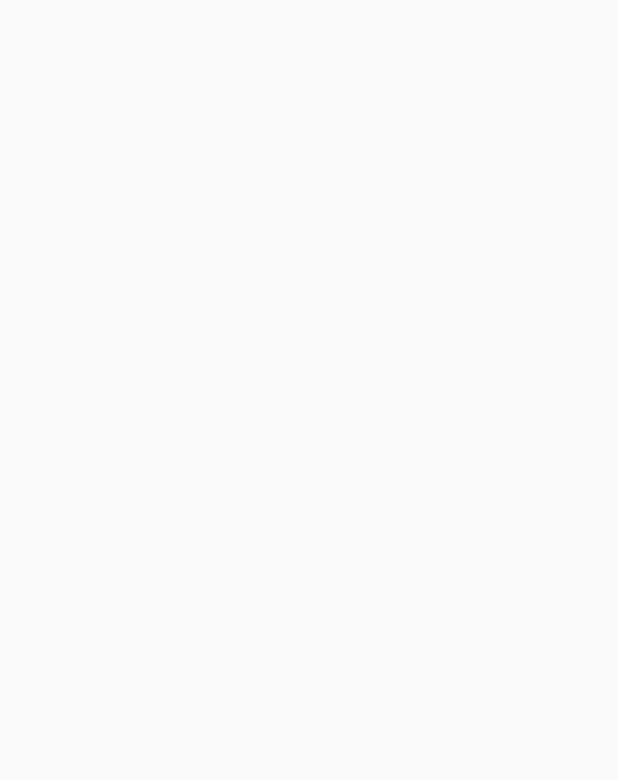
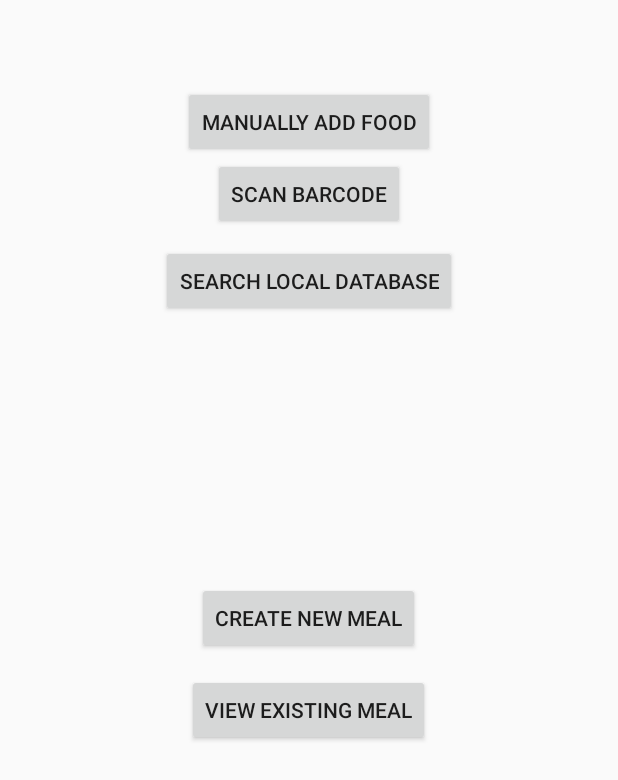
Before and after one commit to tegster/NutriFit, an Android app: the createMeal screen opened directly, with no data from a screen before it, on a phone screen of 412 x 824 dp. Before the commit the part shown is empty. Shown: the top 780 px of the screen. Run offline under Robolectric (Android 15) with nearby library versions, the phone set to English and light mode, and no system bars.

Commit message:
Locked existing activities to portrait mode.

```diff
--- a/Source/app/src/main/AndroidManifest.xml
+++ b/Source/app/src/main/AndroidManifest.xml
@@ -9,6 +9,8 @@
         android:supportsRtl="true"
         android:theme="@style/AppTheme">
         <activity
+            android:configChanges="orientation"
+            android:screenOrientation="portrait"
             android:name=".MainActivity"
             android:label="@string/app_name"
             android:theme="@style/AppTheme.NoActionBar">
@@ -19,10 +21,14 @@
             </intent-filter>
         </activity>
         <activity
+            android:configChanges="orientation"
+            android:screenOrientation="portrait"
             android:name=".addItemToMeal"
             android:label="@string/app_name"
             android:theme="@style/AppTheme.NoActionBar" />
         <activity
+            android:configChanges="orientation"
+            android:screenOrientation="portrait"
             android:name=".createMeal"
             android:label="@string/app_name"
             android:theme="@style/AppTheme.NoActionBar" />
--- a/Source/app/src/main/java/fitness/cs115/a115fitnessapp/createMeal.java
+++ b/Source/app/src/main/java/fitness/cs115/a115fitnessapp/createMeal.java
@@ -1,7 +1,10 @@
 package fitness.cs115.a115fitnessapp;
 
+import android.content.Intent;
 import android.os.Bundle;
 import android.support.v7.app.AppCompatActivity;
+import android.view.View;
+import android.widget.Button;
 
 /**
  * Created by Matthew on 10/9/16.
@@ -12,5 +15,15 @@ public class createMeal extends AppCompatActivity {
     protected void onCreate(Bundle savedInstanceState) {
         super.onCreate(savedInstanceState);
         setContentView(R.layout.create_meal);
+
+
+        Button addFood = (Button) findViewById(R.id.addFood);
+        addFood.setOnClickListener(new Button.OnClickListener() {
+            @Override
+            public void onClick(View view) {
+                Intent intent = new Intent(createMeal.this, addItemToMeal.class);
+                startActivity(intent);
+            }
+        });
     }
 }
--- a/Source/app/src/main/res/layout/create_meal.xml
+++ b/Source/app/src/main/res/layout/create_meal.xml
@@ -4,4 +4,46 @@
     android:layout_width="match_parent"
     android:layout_height="match_parent">
 
+    <Button
+        android:text="Search local Database"
+        android:layout_width="wrap_content"
+        android:layout_height="wrap_content"
+        android:layout_below="@+id/scan"
+        android:layout_centerHorizontal="true"
+        android:layout_marginTop="10dp"
+        android:id="@+id/search" />
+
+    <Button
+        android:text="Manually Add Food"
+        android:layout_width="wrap_content"
+        android:layout_height="wrap_content"
+        android:layout_marginTop="57dp"
+        android:id="@+id/addFood"
+        android:layout_alignParentTop="true"
+        android:layout_centerHorizontal="true" />
+
+    <Button
+        android:text="Scan Barcode"
+        android:layout_width="wrap_content"
+        android:layout_height="wrap_content"
+        android:id="@+id/scan"
+        android:layout_below="@+id/addFood"
+        android:layout_centerHorizontal="true" />
+
+    <Button
+        android:text="Create New Meal"
+        android:layout_width="wrap_content"
+        android:layout_height="wrap_content"
+        android:id="@+id/newMeal"
+        android:layout_centerVertical="true"
+        android:layout_centerHorizontal="true" />
+
+    <Button
+        android:text="View Existing Meal"
+        android:layout_width="wrap_content"
+        android:layout_height="wrap_content"
+        android:layout_below="@+id/newMeal"
+        android:layout_centerHorizontal="true"
+        android:layout_marginTop="13dp"
+        android:id="@+id/view" />
 </RelativeLayout>
```
